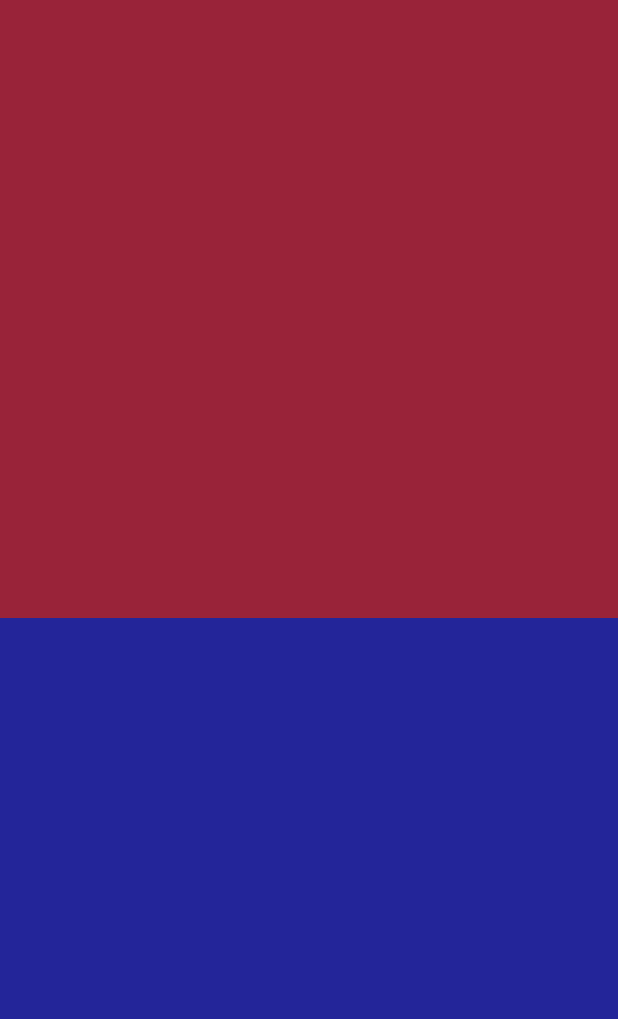
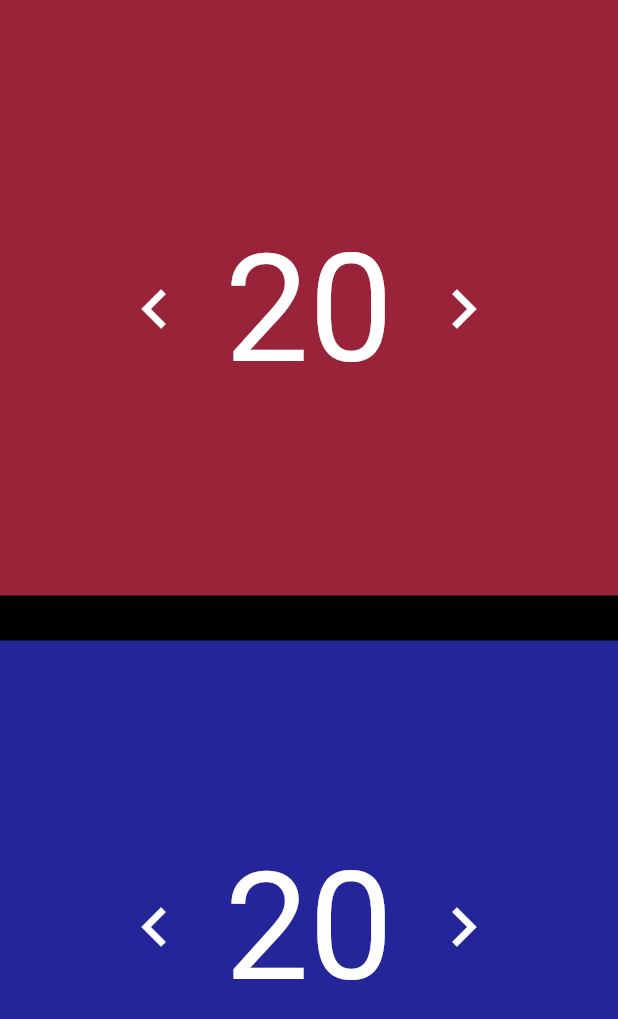
Before and after one commit to galakin/VCounter, a Flutter app: the screen it shows after launch, after a tap on "Nuova Partita", on a phone screen of 412 x 824 dp. Shown: the top 1019 px of the screen. Run offline on Flutter 3.47's test engine with Material 2 defaults, Android fonts, the phone set to English and light mode, and no system bars.

Commit message:
add logic to life counter

```diff
--- a/lib/screen/homepage.dart
+++ b/lib/screen/homepage.dart
@@ -32,11 +32,7 @@ class Homepage extends StatelessWidget{
             print(route);
             Navigator.of(context).pushReplacementNamed(route);
           }
-          /*BUG: alter is not working*/
-          else  AlertDialog(
-            title: Text('Attenzione'),
-            content: Text('Feature in via di sviluppo!'),
-          );//end AlertDialog
+          else  _showAlertDialog(context);
         },
         shape: RoundedRectangleBorder(
           borderRadius: BorderRadius.circular(16.0),
@@ -45,4 +41,19 @@ class Homepage extends StatelessWidget{
       ),//end RaisedButton
     );//end Center
   }
+
+  _showAlertDialog(BuildContext context){
+    AlertDialog _dialog = AlertDialog(
+      title: Text('Attenzione'),
+      content: Text('Feature in via di sviluppo!'),
+    );//end AlertDialog
+    return showDialog(
+      context: context,
+      barrierDismissible: true,
+      builder: (BuildContext context){
+        return _dialog;
+      }
+    );
+  }
+
 }
--- a/lib/screen/newGame.dart
+++ b/lib/screen/newGame.dart
@@ -12,22 +12,40 @@ class NewGame extends StatefulWidget{
 class _NewGameState extends State{
   int _startPlayer;
   List _playerName=[];
+  List _lifeTotal;
 
   @override initState(){
     _startPlayer = 2;
+    _lifeTotal = new List(_startPlayer);
+    for (int i = 0; i < _lifeTotal.length; i++) _lifeTotal[i] = 20;
   }
 
   @override Widget build(BuildContext context){
+    print(_lifeTotal);
     return Scaffold(
       drawer: VDrawer(route: 'newgame'),
-      body: Column(
-        mainAxisAlignment: MainAxisAlignment.spaceEvenly,
+      body: Stack(
         children: [
-          _upperLife(),
-          _middleMenuBar(),
-          _lowerLife(),
+          Column(
+            mainAxisAlignment: MainAxisAlignment.spaceEvenly,
+            children: [
+              _upperLife(),
+              _middleMenuBar(),
+              _lowerLife(),
+            ]
+          ),//end Column
+          Align(
+            alignment: Alignment.center,
+            child: GestureDetector(
+              child: Container(
+                color: Colors.black,
+                height: 30,
+              ),//end Container
+              onTap: () => print('Opening central menu'),
+            ),//end Gesture Detector
+          ),//end Align
         ]
-      ),//end Stack
+      ) ,//end Stack
     );//end Scaffold
   }
 
@@ -35,7 +53,8 @@ class _NewGameState extends State{
     return Expanded(
       child: Container(
         color: manaColor[0],
-      ),
+        child: _lifeStack(0),
+      ),//end Container
     );//end Expanded
   }
 
@@ -43,6 +62,7 @@ class _NewGameState extends State{
     return Expanded(
       child: Container(
         color: manaColor[1],
+        child: _lifeStack(1)
       ),
     );//end Expanded
   }
@@ -50,4 +70,69 @@ class _NewGameState extends State{
   Widget _middleMenuBar(){
     return Container();
   }
+
+  Widget _lifeStack(int lifeArrayIndex) {
+    return Center(
+      child: Stack(
+        children: [
+          Align(
+            alignment: Alignment.center,
+            child: Row(
+              mainAxisAlignment: MainAxisAlignment.center,
+              children: [
+                Container(child: Text('${_lifeTotal[lifeArrayIndex]}', style: TextStyle(color: _lifeCounterColor(lifeArrayIndex), fontSize: 100.0))
+                ),//end Container
+              ]
+            ),//end useless row
+          ),//end Align
+          Align(
+            alignment: Alignment.center,
+            child: Row(
+              children: [
+                _decreaseLife(lifeArrayIndex),
+                _addLife(lifeArrayIndex),
+              ]
+            ),//end Row
+          ),//end Align
+        ]
+      ),//end Stack
+    );//end Stack
+  }
+
+  Widget _decreaseLife(int _lifeArrayIndex){
+    return Expanded(
+      child: GestureDetector(
+        child: Center(
+          child: Container(
+            width: 200,
+            height: 200,
+            color: Colors.transparent,
+            child: Center(child: Icon(Icons.chevron_left, color: Colors.white, size: 52.0))
+          ),//end Container
+        ),
+        onTap: () => setState(() => _lifeTotal[_lifeArrayIndex]--),
+      ),//end Gesture Detector
+    );//end Expanded
+  }
+
+  Widget _addLife(int _lifeArrayIndex){
+    return Expanded(
+      child: GestureDetector(
+        child: Center(
+          child: Container(
+            width: 200,
+            height: 200,
+            color: Colors.transparent,
+            child: Center(child: Icon(Icons.chevron_right, color: Colors.white, size: 52.0))
+          ),//end Container
+        ),
+        onTap: () => setState(() => _lifeTotal[_lifeArrayIndex]++),
+      ),//end Gesture Detector
+    );//end Expanded
+  }
+
+  _lifeCounterColor(int _lifeArrayIndex){
+    if (_lifeTotal[_lifeArrayIndex] > 0) return Colors.white;
+    else return Colors.red;
+  }
 }
```
